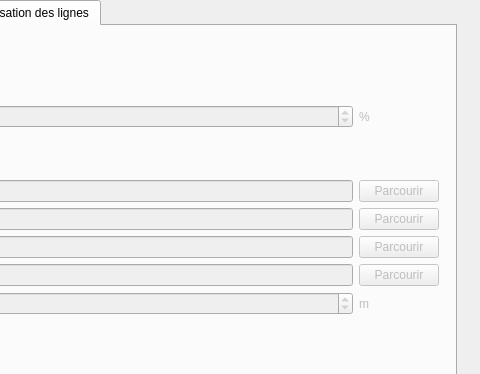
This is sylvaccess_plugin/sylvaccess_plugin_dialog_base.ui in Tijjat/Sylvaccess_qgis_plugin as Qt 5 draws it before an edit; both pictures show x 484 to 964 and y 0 to 374 of the 964 by 843 pixel window. The edited form follows.
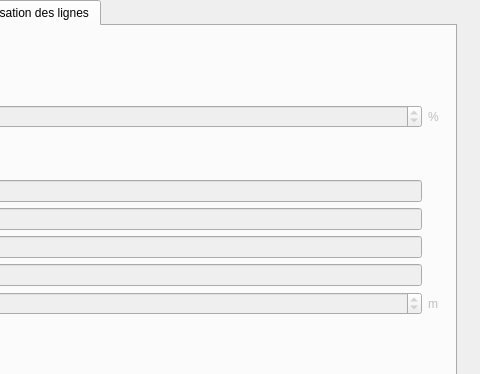
This is the edited form. The open tabs and pages were chosen to show the change. Icons and pictures are not drawn.

Commit message:
activation des tabs choisis
activations des tabs checké et suppresion de boutons redondant

The edit to the form file:
```diff
--- a/sylvaccess_plugin/sylvaccess_plugin_dialog_base.ui
+++ b/sylvaccess_plugin/sylvaccess_plugin_dialog_base.ui
@@ -3599,29 +3599,9 @@
       </item>
       <item>
        <layout class="QGridLayout" name="gridLayout_2">
-        <item row="6" column="2">
-         <widget class="QPushButton" name="pushButton_14">
-          <property name="enabled">
-           <bool>false</bool>
-          </property>
-          <property name="text">
-           <string>Parcourir</string>
-          </property>
-         </widget>
-        </item>
         <item row="8" column="1">
          <widget class="QLineEdit" name="lineEdit_16"/>
         </item>
-        <item row="8" column="2">
-         <widget class="QPushButton" name="pushButton_16">
-          <property name="enabled">
-           <bool>false</bool>
-          </property>
-          <property name="text">
-           <string>Parcourir</string>
-          </property>
-         </widget>
-        </item>
         <item row="9" column="0">
          <widget class="QLabel" name="label_132">
           <property name="text">
@@ -3654,16 +3634,6 @@
         <item row="7" column="1">
          <widget class="QLineEdit" name="lineEdit_15"/>
         </item>
-        <item row="7" column="2">
-         <widget class="QPushButton" name="pushButton_15">
-          <property name="enabled">
-           <bool>false</bool>
-          </property>
-          <property name="text">
-           <string>Parcourir</string>
-          </property>
-         </widget>
-        </item>
         <item row="6" column="0">
          <widget class="QLabel" name="label_128">
           <property name="text">
@@ -3692,16 +3662,6 @@
           </property>
          </widget>
         </item>
-        <item row="3" column="2">
-         <widget class="QPushButton" name="pushButton_17">
-          <property name="enabled">
-           <bool>false</bool>
-          </property>
-          <property name="text">
-           <string>Parcourir</string>
-          </property>
-         </widget>
-        </item>
         <item row="9" column="2">
          <widget class="QLabel" name="label_131">
           <property name="text">
```
Left out of the diff: 2 changed lines with no effect on the pictures. The commit also changes 1 other file.
